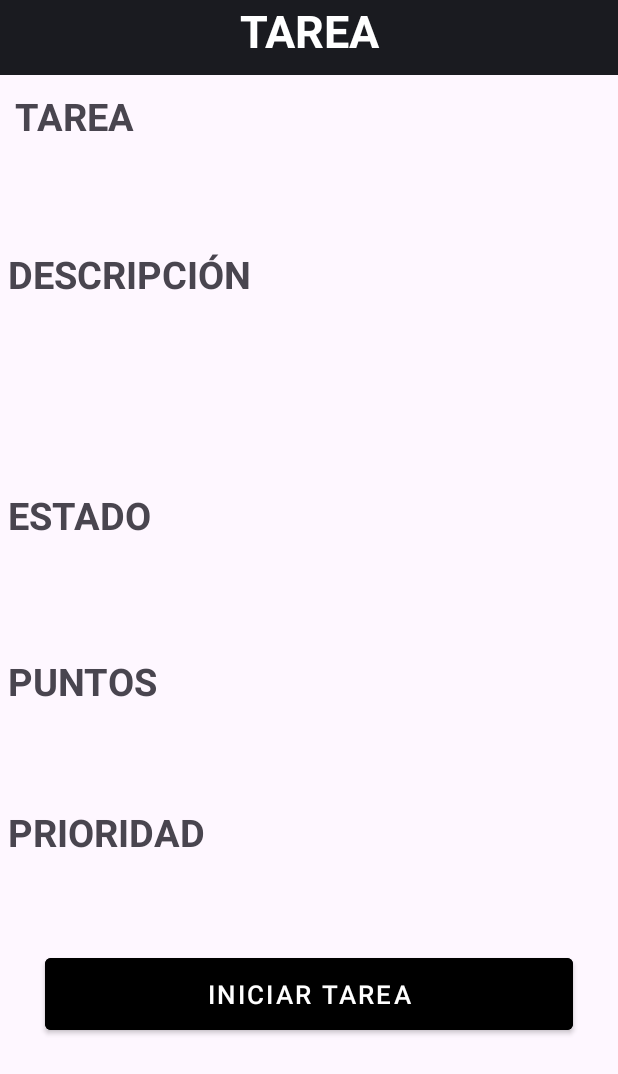
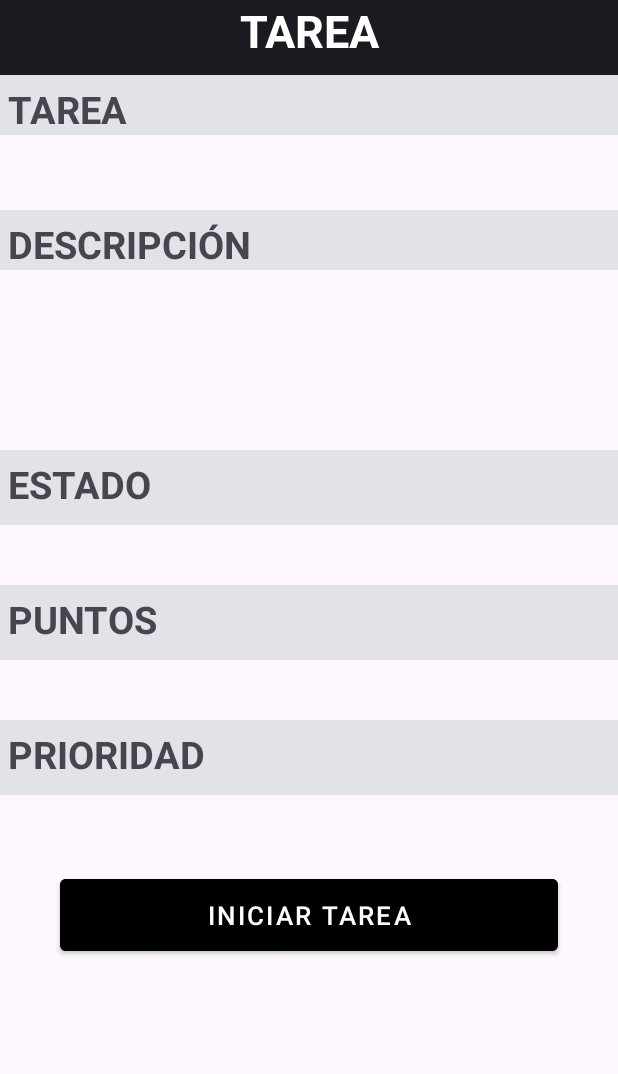
Before and after one commit to Samtlme/Proyectofct1, an Android app: the TareaDetalleActivity screen opened directly, with no data from a screen before it, on a phone screen of 412 x 824 dp. Shown: the top 1074 px of the screen. Run offline under Robolectric (Android 15) with nearby library versions, the phone set to English and light mode, and no system bars.

Commit message:
Pequeños ajustes mock y front
.

```diff
--- a/Android APP/app/src/main/java/com/example/proyectofct/TareaDetalleActivity.java
+++ b/Android APP/app/src/main/java/com/example/proyectofct/TareaDetalleActivity.java
@@ -166,11 +166,11 @@ public class TareaDetalleActivity extends AppCompatActivity {
                                         listaTareasPendientesUsuario.add(tarea);
                                     }
 
-                                    btn_iniciarCompletarTarea.setText("INICIAR TAREA");
+                                    btn_iniciarCompletarTarea.setText("INICIAR");
 
                                     for (Tareas item : listaTareasPendientesUsuario) {
                                         if(item.getId_tarea() == tarea.getId_tarea()){
-                                            btn_iniciarCompletarTarea.setText("COMPLETAR TAREA");
+                                            btn_iniciarCompletarTarea.setText("COMPLETAR");
                                         }
                                     }
 
@@ -199,7 +199,7 @@ public class TareaDetalleActivity extends AppCompatActivity {
                     Toast.makeText(TareaDetalleActivity.this, "La tarea ya se encuentra completada!", Toast.LENGTH_SHORT).show();
                 }else {
 
-                    if (btn_iniciarCompletarTarea.getText().toString().toUpperCase().contains("COMPLET")) {
+                    if (btn_iniciarCompletarTarea.getText().toString().toUpperCase().contains("COMPLE")) {
                         /////
                         try {
                             preferenciasHelper helper = new preferenciasHelper(getApplicationContext());
--- a/Android APP/app/src/main/res/drawable/circle_background.xml
+++ b/Android APP/app/src/main/res/drawable/circle_background.xml
@@ -2,4 +2,7 @@
 <shape xmlns:android="http://schemas.android.com/apk/res/android"
     android:shape="oval">
     <solid android:color="@color/material_dynamic_neutral70" />
+    <stroke
+        android:width="3dp"
+        android:color="#000000" />
 </shape>
--- a/Android APP/app/src/main/res/layout/activity_registro.xml
+++ b/Android APP/app/src/main/res/layout/activity_registro.xml
@@ -51,7 +51,7 @@
         <Button
             android:id="@+id/btn_registro_confirmar"
             android:layout_width="match_parent"
-            android:layout_height="0dp"
+            android:layout_height="60dp"
             android:layout_weight="0.3"
             android:text="@string/registrarse"
             android:textSize="15dp"
@@ -63,7 +63,7 @@
         <Button
             android:id="@+id/btn_registro_cancelar"
             android:layout_width="match_parent"
-            android:layout_height="0dp"
+            android:layout_height="60dp"
             android:layout_weight="0.3"
             android:text="@string/cancelar"
             android:textSize="15dp"
--- a/Android APP/app/src/main/res/layout/activity_tarea_detalle.xml
+++ b/Android APP/app/src/main/res/layout/activity_tarea_detalle.xml
@@ -34,7 +34,8 @@
             android:textStyle="bold"
             android:textSize="25dp"
             android:gravity="left"
-            android:layout_margin="10dp"></TextView>
+            android:padding="5dp"
+            android:background="@color/material_dynamic_neutral90"></TextView>
         <TextView
             android:id="@+id/tvTareaTarea"
             android:layout_width="match_parent"
@@ -47,30 +48,30 @@
     <LinearLayout
         android:layout_width="match_parent"
         android:layout_height="wrap_content"
-        android:orientation="vertical"
-        android:layout_margin="5dp">
+        android:orientation="vertical">
         <TextView
             android:layout_width="match_parent"
-            android:layout_height="50dp"
+            android:layout_height="40dp"
             android:layout_weight="1"
             android:text="@string/descripcion"
             android:textStyle="bold"
             android:textSize="25dp"
-            android:gravity="left"></TextView>
+            android:gravity="left"
+            android:padding="5dp"
+            android:background="@color/material_dynamic_neutral90"></TextView>
         <TextView
             android:id="@+id/tvTareaDrescripcion"
             android:layout_width="match_parent"
             android:textStyle="bold"
             android:textSize="18dp"
-            android:layout_height="100dp"
+            android:layout_height="120dp"
             android:layout_weight="1"
             android:layout_marginHorizontal="10dp"></TextView>
     </LinearLayout>
     <LinearLayout
         android:layout_width="match_parent"
         android:layout_height="wrap_content"
-        android:orientation="vertical"
-        android:layout_margin="5dp">
+        android:orientation="vertical">
         <TextView
             android:layout_width="match_parent"
             android:layout_height="50dp"
@@ -78,21 +79,22 @@
             android:text="@string/estado"
             android:textStyle="bold"
             android:textSize="25dp"
-            android:gravity="left"></TextView>
+            android:gravity="left"
+            android:padding="5dp"
+            android:background="@color/material_dynamic_neutral90"></TextView>
         <TextView
             android:id="@+id/tvTareaEstado"
             android:layout_width="match_parent"
             android:textStyle="bold"
             android:textSize="20dp"
-            android:layout_height="50dp"
+            android:layout_height="40dp"
             android:layout_weight="1"
             android:layout_marginHorizontal="10dp"></TextView>
     </LinearLayout>
     <LinearLayout
         android:layout_width="match_parent"
         android:layout_height="wrap_content"
-        android:orientation="vertical"
-        android:layout_margin="5dp">
+        android:orientation="vertical">
         <TextView
             android:layout_width="match_parent"
             android:layout_height="50dp"
@@ -100,7 +102,9 @@
             android:text="@string/puntos"
             android:textStyle="bold"
             android:textSize="25dp"
-            android:gravity="left"></TextView>
+            android:gravity="left"
+            android:padding="5dp"
+            android:background="@color/material_dynamic_neutral90"></TextView>
         <TextView
             android:id="@+id/tvTareaPuntos"
             android:layout_width="match_parent"
@@ -113,8 +117,7 @@
     <LinearLayout
         android:layout_width="match_parent"
         android:layout_height="wrap_content"
-        android:orientation="vertical"
-        android:layout_margin="5dp">
+        android:orientation="vertical">
         <TextView
             android:layout_width="match_parent"
             android:layout_height="50dp"
@@ -122,7 +125,9 @@
             android:text="@string/prioridad"
             android:textStyle="bold"
             android:textSize="25dp"
-            android:gravity="left"></TextView>
+            android:gravity="left"
+            android:padding="5dp"
+            android:background="@color/material_dynamic_neutral90"></TextView>
         <TextView
             android:id="@+id/tvTareaPrioridad"
             android:layout_width="match_parent"
@@ -136,7 +141,8 @@
     <LinearLayout
         android:layout_width="match_parent"
         android:layout_height="wrap_content"
-        android:orientation="horizontal">
+        android:orientation="horizontal"
+        android:layout_margin="10dp">
 
         <Button
             android:id="@+id/btn_iniciarCompletarTarea"
```
Also changed, not shown: Android APP/app/src/main/res/drawable/user_solid.xml (added, +9 -0 lines), Android APP/app/src/main/res/layout/activity_main.xml (+19 -1 lines), Android APP/app/src/main/res/layout/activity_profile.xml (+4 -3 lines), Android APP/app/src/main/res/layout/tarea_item.xml (+4 -4 lines), 1 other file.
